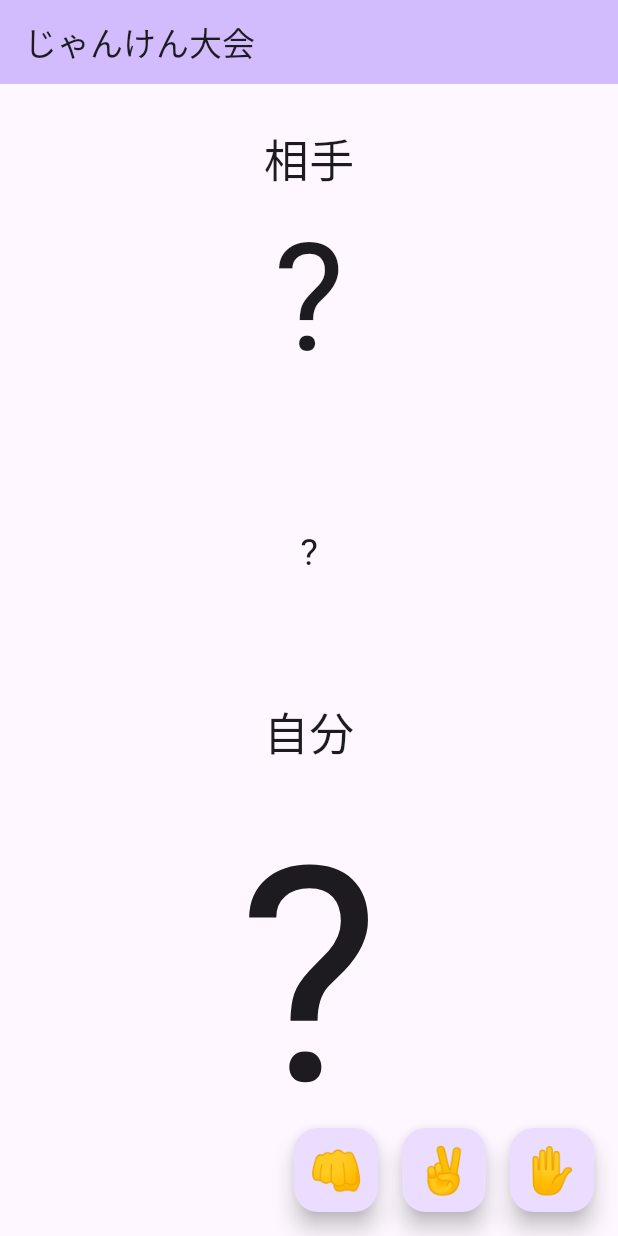
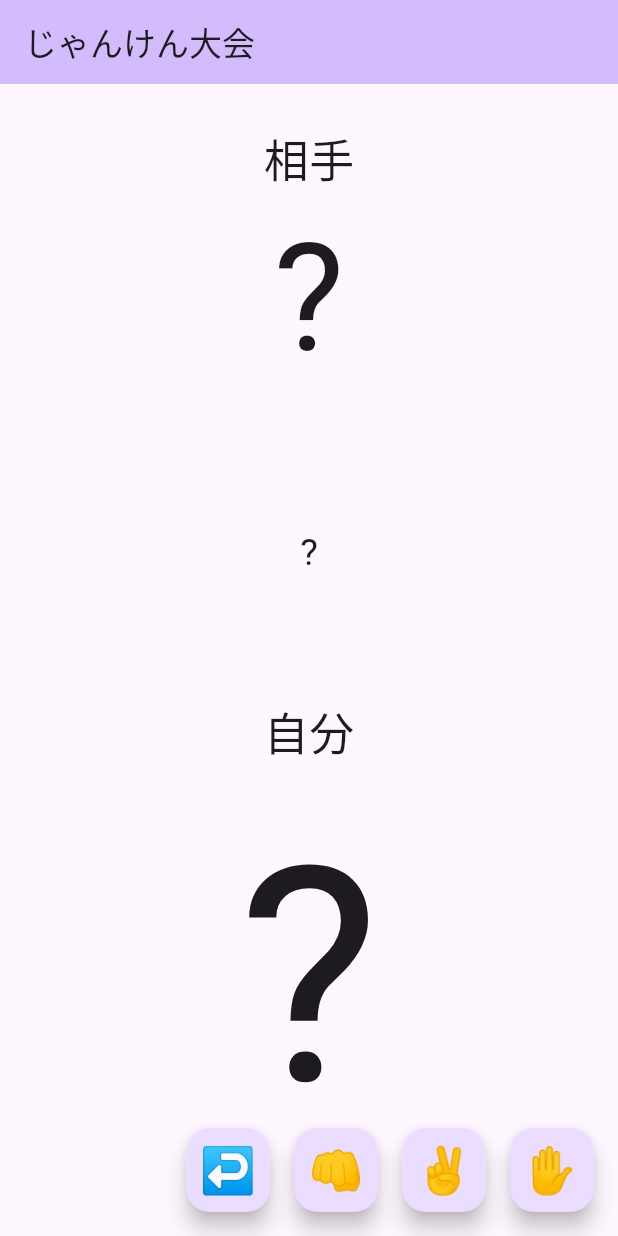
Before and after one commit to shi615/hand_game, a Flutter app: the screen it shows after launch, on a phone screen of 412 x 824 dp. Run offline on Flutter 3.47's test engine with Material 3 defaults, Android fonts, the phone set to English and light mode, and no system bars.

Commit message:
リセット機能を追加した

```diff
--- a/lib/main.dart
+++ b/lib/main.dart
@@ -69,6 +69,14 @@ class _MyHomePageState extends State<MyHomePage> {
     });
   }
 
+  void resetState() {
+    setState(() {
+      myHand = null;
+      computerHand = null;
+      result = null;
+    });
+  }
+
   @override
   Widget build(BuildContext context) {
     return Scaffold(
@@ -120,6 +128,16 @@ class _MyHomePageState extends State<MyHomePage> {
       floatingActionButton: Row(
         mainAxisAlignment: MainAxisAlignment.end,
         children: [
+          FloatingActionButton(
+            onPressed: resetState,
+            child: const Text(
+              '↩︎',
+              style: TextStyle(fontSize: 30),
+            ),
+          ),
+          const SizedBox(
+            width: 16,
+          ),
           FloatingActionButton(
             onPressed: () {
               setState(() {
```
